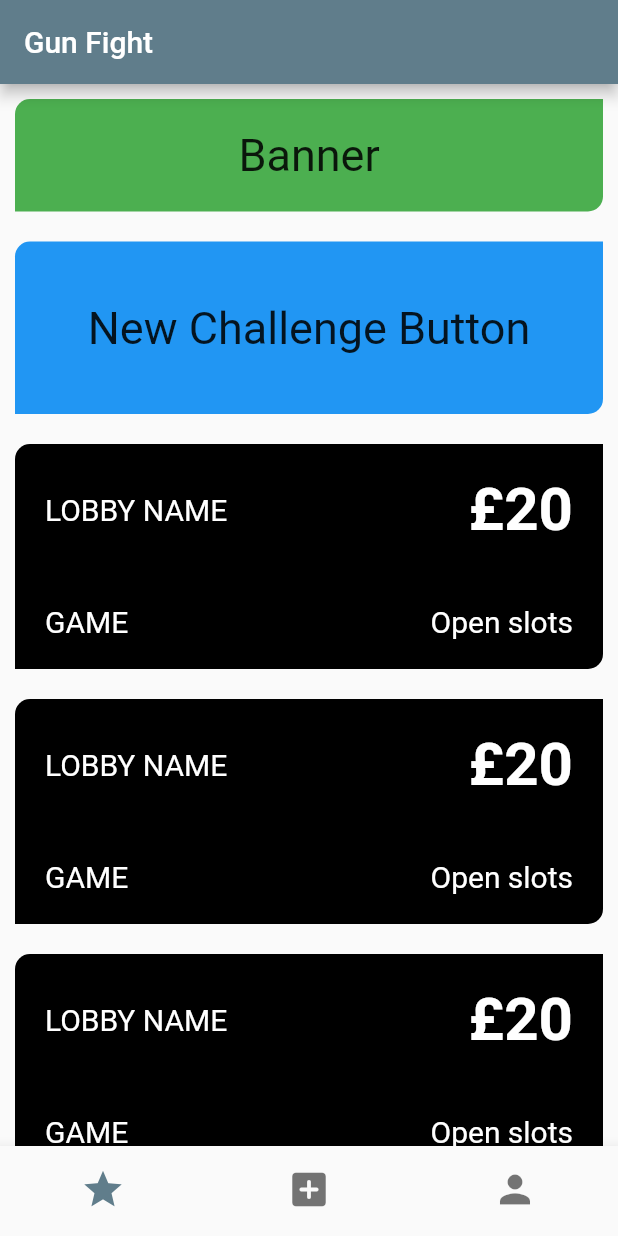
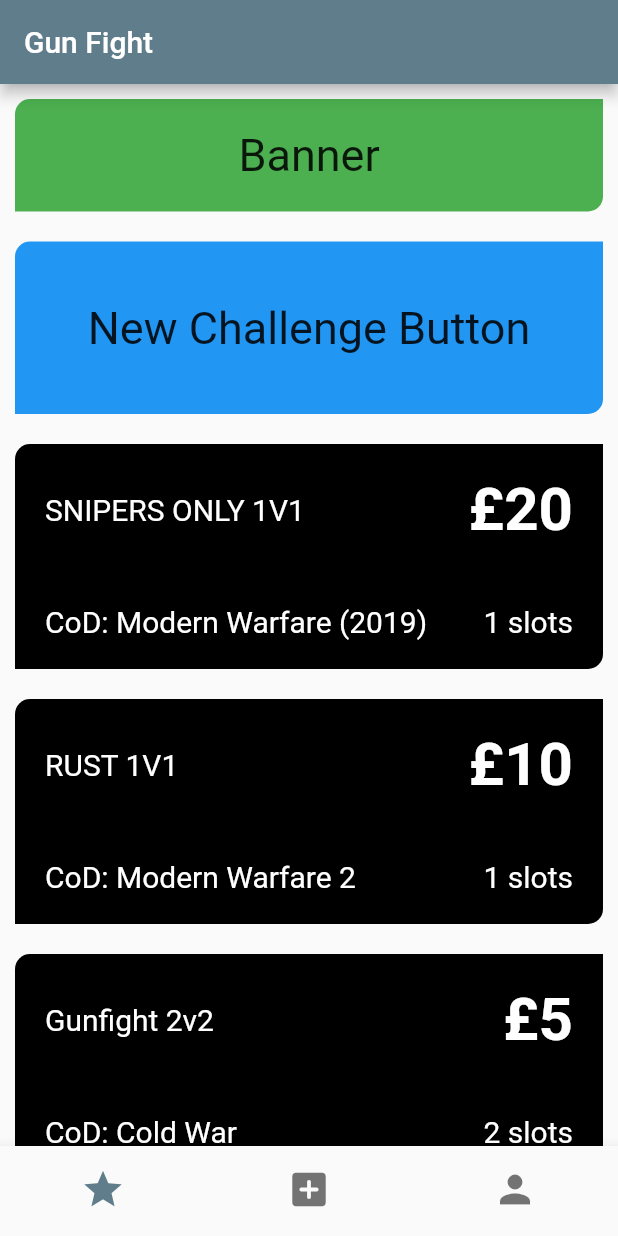
Before and after one commit to PerryJones901/gunfight, a Flutter app: the screen it shows after launch, on a phone screen of 412 x 824 dp. Run offline on Flutter 3.47's test engine with Material 2 defaults, Android fonts, the phone set to English and light mode, and no system bars.

Commit message:
Added placeholder data for some Discover Challenge Views

```diff
--- a/lib/discover_challenge_view.dart
+++ b/lib/discover_challenge_view.dart
@@ -2,9 +2,25 @@
 
 import 'challenge_view.dart';
 
-class DiscoverChallengeView extends StatelessWidget {
-  const DiscoverChallengeView({Key? key}) : super(key: key);
+class DiscoverChallengeView extends StatefulWidget {
+  final String lobbyName;
+  final int wager;
+  final String gameName;
+  final int slotsAvaliable;
 
+  const DiscoverChallengeView({
+    Key? key,
+    this.lobbyName = 'LOBBY NAME',
+    this.wager = 20,
+    this.gameName = 'GAME',
+    this.slotsAvaliable = 2,
+  }) : super(key: key);
+
+  @override
+  _DiscoverChallengeViewState createState() => _DiscoverChallengeViewState();
+}
+
+class _DiscoverChallengeViewState extends State<DiscoverChallengeView> {
   Widget _getText(String text, {double size = 20, bool isBold = false}) {
     return Text(
       text,
@@ -46,16 +62,16 @@
               Row(
                 mainAxisAlignment: MainAxisAlignment.spaceBetween,
                 children: [
-                  _getText('LOBBY NAME'),
-                  _getText('£20', size: 40, isBold: true),
+                  _getText(widget.lobbyName),
+                  _getText('£${widget.wager}', size: 40, isBold: true),
                 ],
               ),
               Container(height:40),
               Row(
                 mainAxisAlignment: MainAxisAlignment.spaceBetween,
                 children: [
-                  _getText('GAME'),
-                  _getText('Open slots'),
+                  _getText(widget.gameName),
+                  _getText('${widget.slotsAvaliable} slots'),
                 ],
               ),
             ],
--- a/lib/discover_page.dart
+++ b/lib/discover_page.dart
@@ -17,9 +17,23 @@
     return <Widget>[
       const DiscoverPageBanner(),
       const DiscoverNewChallengeButton(),
-      const DiscoverChallengeView(),
-      const DiscoverChallengeView(),
-      const DiscoverChallengeView()
+      const DiscoverChallengeView(
+        lobbyName: 'SNIPERS ONLY 1V1',
+        gameName: 'CoD: Modern Warfare (2019)',
+        slotsAvaliable: 1,
+      ),
+      const DiscoverChallengeView(
+        lobbyName: 'RUST 1V1',
+        gameName: 'CoD: Modern Warfare 2',
+        wager: 10,
+        slotsAvaliable: 1,
+      ),
+      const DiscoverChallengeView(
+        lobbyName: 'Gunfight 2v2',
+        wager: 5,
+        gameName: 'CoD: Cold War',
+        slotsAvaliable: 2,
+      )
     ];
   }
 
```
